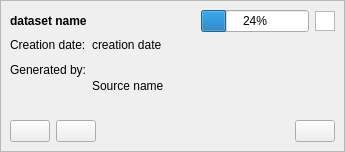
The window that LDMP/gui/WidgetDatasetItem.ui (ConservationInternational/trends.earth) describes before a commit, drawn with Qt 5.
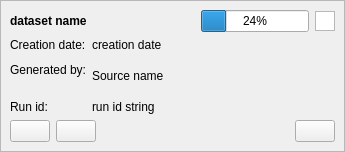
The same window after the commit. Icons and pictures are not drawn.

Diff of the .ui file:
```diff
--- a/LDMP/gui/WidgetDatasetItem.ui
+++ b/LDMP/gui/WidgetDatasetItem.ui
@@ -136,6 +136,20 @@
           </property>
          </widget>
         </item>
+        <item row="2" column="0">
+         <widget class="QLabel" name="label">
+          <property name="text">
+           <string>Run id:</string>
+          </property>
+         </widget>
+        </item>
+        <item row="2" column="1">
+         <widget class="QLabel" name="labelRunId">
+          <property name="text">
+           <string>run id string</string>
+          </property>
+         </widget>
+        </item>
        </layout>
       </item>
       <item>
```
